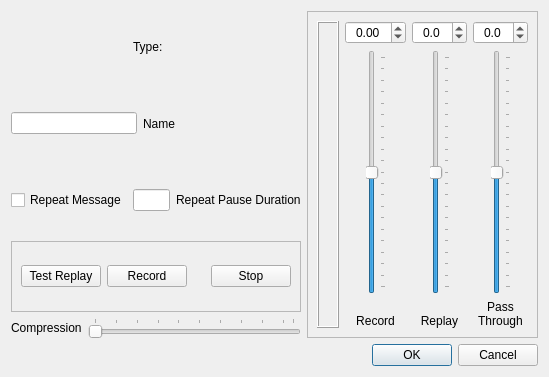
Qt form mqt/MqtLogger/txVmExternalButtonDialog.ui (Rsclub22/Minos2-Mirror) before a commit.
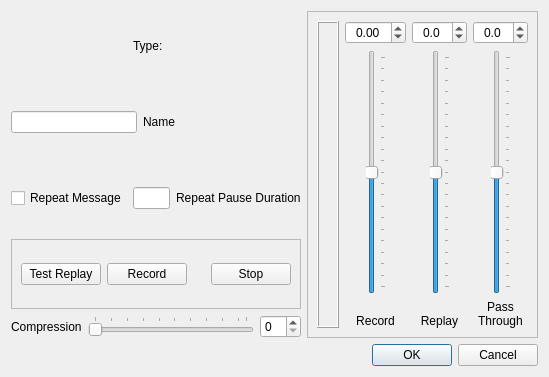
The same form after that commit. Custom widgets are drawn as their Qt base class.

Commit message: Add compression spinners

```diff
--- a/mqt/MqtLogger/txVmExternalButtonDialog.ui
+++ b/mqt/MqtLogger/txVmExternalButtonDialog.ui
@@ -221,6 +221,9 @@
            </property>
           </widget>
          </item>
+         <item>
+          <widget class="QSpinBox" name="compressionValue"/>
+         </item>
         </layout>
        </item>
       </layout>
```
The commit also changes 6 other files.
